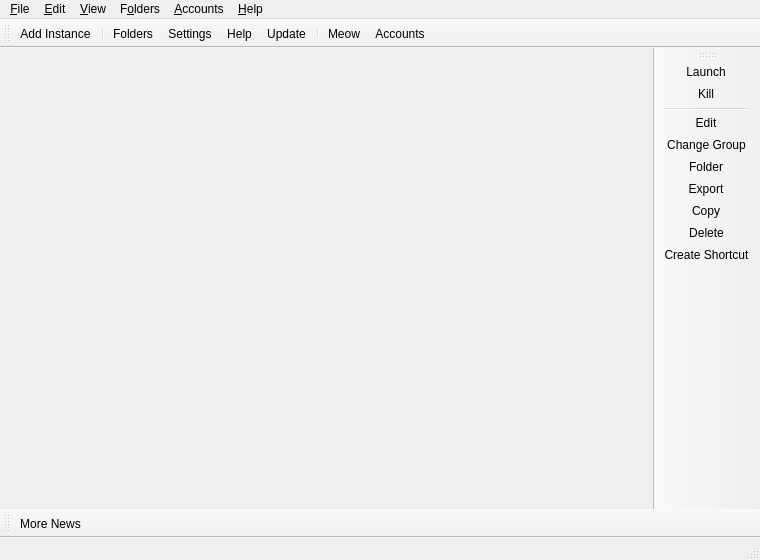
Qt form launcher/ui/MainWindow.ui (silsalkurainers-cmyk/Nexum) before a commit.
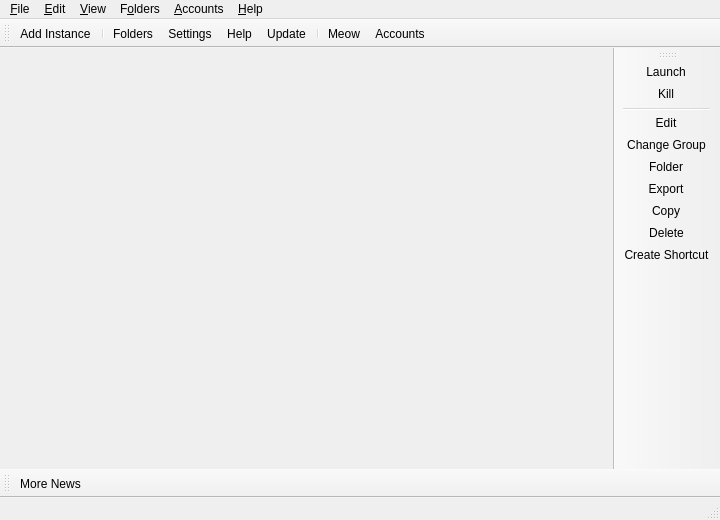
The same form after that commit. Icons and pictures are not drawn. Custom widgets are drawn as their Qt base class.

Commit message: Improve offline launch, performance tuning and Nexum UI

Diff of the .ui file:
```diff
--- a/launcher/ui/MainWindow.ui
+++ b/launcher/ui/MainWindow.ui
@@ -6,8 +6,8 @@
    <rect>
     <x>0</x>
     <y>0</y>
-    <width>760</width>
-    <height>560</height>
+    <width>720</width>
+    <height>520</height>
    </rect>
   </property>
   <widget class="QWidget" name="centralWidget">
```
